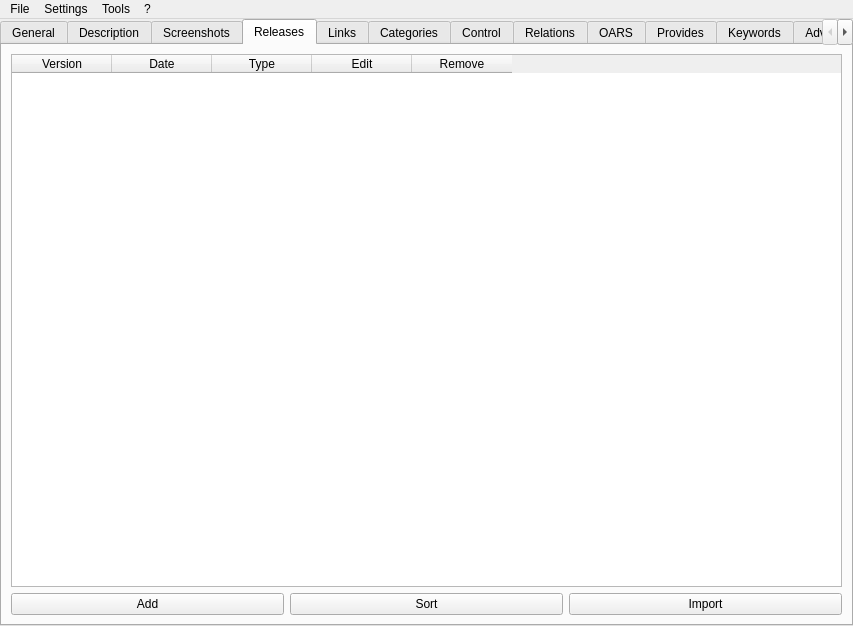
Above: jdAppdataEdit/MainWindow.ui from JakobDev/jdAppStreamEdit before the change. Below: the same form after it.
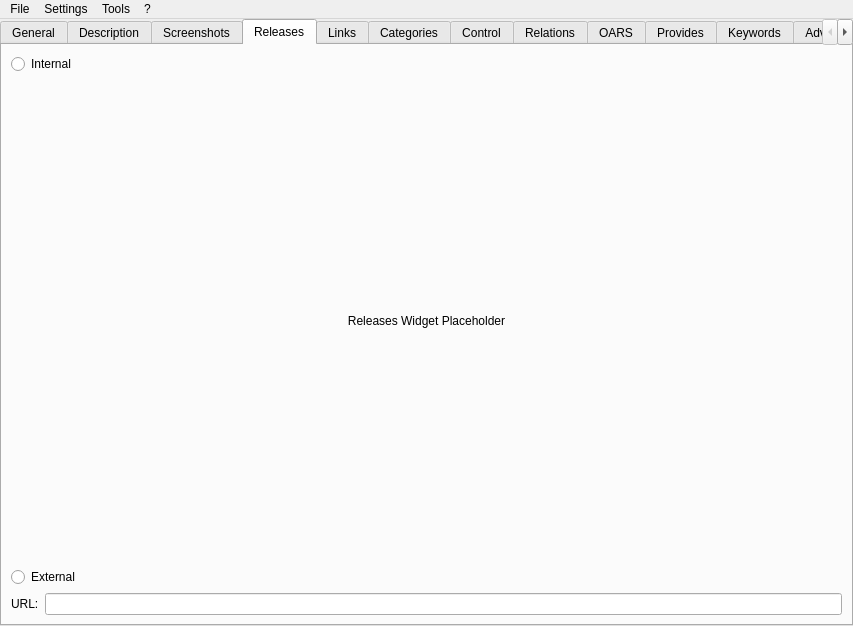
That is the form after the change. The open tabs and pages were chosen to show the change.

Commit message: Add support for external releases

What changed in the file:
```diff
--- a/jdAppdataEdit/MainWindow.ui
+++ b/jdAppdataEdit/MainWindow.ui
@@ -302,71 +302,40 @@
        </attribute>
        <layout class="QVBoxLayout" name="verticalLayout_2">
         <item>
-         <widget class="QTableWidget" name="releases_table">
-          <property name="dragDropMode">
-           <enum>QAbstractItemView::NoDragDrop</enum>
+         <widget class="QRadioButton" name="internal_releases_radio_button">
+          <property name="text">
+           <string>Internal</string>
           </property>
-          <property name="selectionBehavior">
-           <enum>QAbstractItemView::SelectRows</enum>
+         </widget>
+        </item>
+        <item>
+         <widget class="QLabel" name="releases_widget_placeholder">
+          <property name="text">
+           <string>Releases Widget Placeholder</string>
           </property>
-          <attribute name="horizontalHeaderShowSortIndicator" stdset="0">
-           <bool>false</bool>
-          </attribute>
-          <attribute name="horizontalHeaderStretchLastSection">
-           <bool>false</bool>
-          </attribute>
-          <attribute name="verticalHeaderStretchLastSection">
-           <bool>false</bool>
-          </attribute>
-          <column>
-           <property name="text">
-            <string>Version</string>
-           </property>
-          </column>
-          <column>
-           <property name="text">
-            <string>Date</string>
-           </property>
-          </column>
-          <column>
-           <property name="text">
-            <string>Type</string>
-           </property>
-          </column>
-          <column>
-           <property name="text">
-            <string>Edit</string>
-           </property>
-          </column>
-          <column>
-           <property name="text">
-            <string>Remove</string>
-           </property>
-          </column>
+          <property name="alignment">
+           <set>Qt::AlignCenter</set>
+          </property>
+         </widget>
+        </item>
+        <item>
+         <widget class="QRadioButton" name="external_releases_radio_button">
+          <property name="text">
+           <string>External</string>
+          </property>
          </widget>
         </item>
         <item>
          <layout class="QHBoxLayout" name="horizontalLayout_3">
           <item>
-           <widget class="QPushButton" name="release_add_button">
+           <widget class="QLabel" name="external_releases_url_label">
             <property name="text">
-             <string>Add</string>
+             <string>URL:</string>
             </property>
            </widget>
           </item>
           <item>
-           <widget class="QPushButton" name="release_sort_button">
-            <property name="text">
-             <string>Sort</string>
-            </property>
-           </widget>
-          </item>
-          <item>
-           <widget class="QPushButton" name="release_import_button">
-            <property name="text">
-             <string>Import</string>
-            </property>
-           </widget>
+           <widget class="QLineEdit" name="external_releases_url_edit"/>
           </item>
          </layout>
         </item>
```
Left out of the diff: 6 changed lines with no effect on the pictures. The commit also changes 16 other files.
